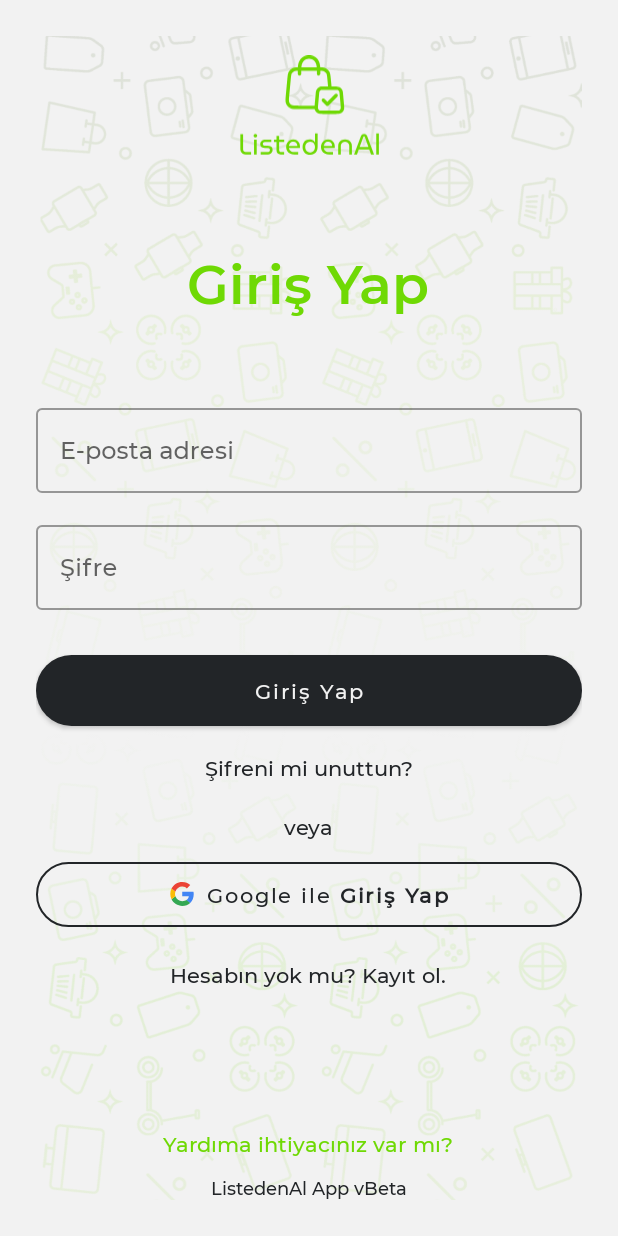
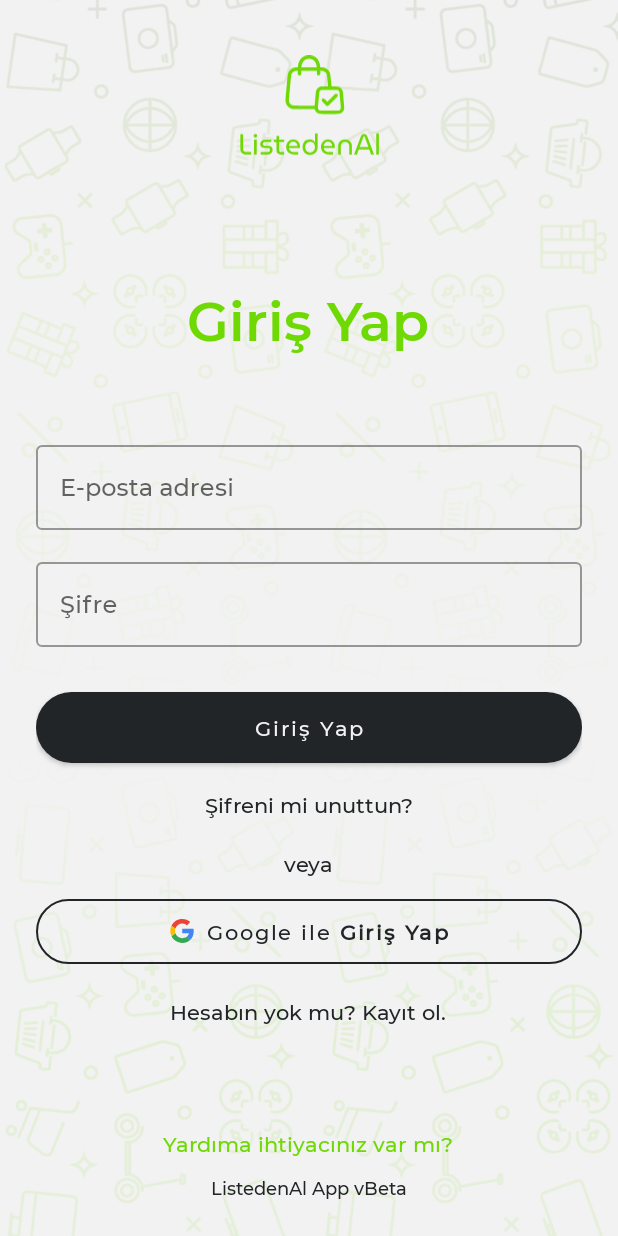
Before and after one commit to zahidayturan/listeden-al-shopping-list-app, an Android app: the fragment LoginFragment placed in its activity, on a phone screen of 412 x 824 dp. Run offline under Robolectric (Android 15) with nearby library versions, the phone set to English and light mode, and no system bars.

Commit message:
@m/app - Common structures for authorization pages are separated
added styles file for  buttons

```diff
--- a/mobile/ListedenAlApp/app/src/main/res/layout/fragment_login.xml
+++ b/mobile/ListedenAlApp/app/src/main/res/layout/fragment_login.xml
@@ -5,22 +5,21 @@
     xmlns:tools="http://schemas.android.com/tools"
     android:layout_width="match_parent"
     android:layout_height="match_parent"
+    tools:context=".LoginFragment">
+
+    <include layout="@layout/auth_layout_background_image"/>
+
+    <LinearLayout
+        android:id="@+id/login_layout"
+        android:layout_width="0dp"
         android:padding="24dp"
+        android:layout_height="match_parent"
         android:orientation="vertical"
         app:layout_constraintWidth_max="600dp"
-    tools:context=".LoginFragment">
-
-    <ImageView
-        android:id="@+id/background_image"
-        android:layout_width="0dp"
-        android:layout_height="0dp"
-        android:contentDescription="@string/app_image"
-        android:scaleType="centerCrop"
-        android:src="@drawable/welcome_bg"
         app:layout_constraintBottom_toBottomOf="parent"
         app:layout_constraintEnd_toEndOf="parent"
         app:layout_constraintStart_toStartOf="parent"
-        app:layout_constraintTop_toTopOf="parent" />
+        app:layout_constraintTop_toTopOf="parent">
 
         <LinearLayout
             android:id="@+id/linearLayout"
@@ -29,7 +28,7 @@
             android:gravity="center_horizontal"
             app:layout_constraintEnd_toEndOf="parent"
             app:layout_constraintStart_toStartOf="parent"
-        app:layout_constraintTop_toTopOf="parent">
+            app:layout_constraintTop_toTopOf="@id/login_layout">
 
             <ImageView
                 android:layout_width="96dp"
@@ -46,10 +45,10 @@
             android:gravity="center"
             android:orientation="vertical"
 
-        app:layout_constraintBottom_toBottomOf="parent"
+            app:layout_constraintBottom_toBottomOf="@id/login_layout"
             app:layout_constraintEnd_toEndOf="parent"
             app:layout_constraintStart_toStartOf="parent"
-        app:layout_constraintTop_toTopOf="parent" >
+            app:layout_constraintTop_toTopOf="@id/login_layout" >
 
             <TextView
                 android:layout_width="wrap_content"
@@ -91,14 +90,8 @@
 
             <com.google.android.material.button.MaterialButton
                 android:id="@+id/buttonLogin"
-            android:layout_width="match_parent"
-            android:layout_height="wrap_content"
-            android:paddingVertical="14dp"
-            android:text="@string/login"
-            android:textAllCaps="false"
-            android:textColor="#F2F2F2"
-            app:backgroundTint="@color/black_700"
-            app:cornerRadius="30dp" />
+                style="@style/LoginRegisterButton"
+                android:text="@string/login" />
 
             <TextView
                 android:id="@+id/forgotPasswordTextView"
@@ -117,23 +110,9 @@
                 android:text="@string/or" />
 
             <com.google.android.material.button.MaterialButton
-            android:id="@+id/buttonGoggleRegister"
-            android:layout_width="match_parent"
-            android:layout_height="wrap_content"
-            android:backgroundTint="@android:color/transparent"
-            android:paddingVertical="12dp"
-            android:stateListAnimator="@null"
-            android:text="@string/login_google_button_text"
-            android:textAllCaps="false"
-            android:textColor="@color/black_700"
-            app:cornerRadius="30dp"
-            app:elevation="0dp"
-            app:icon="@drawable/ic_google"
-            app:iconGravity="textStart"
-            app:iconSize="16dp"
-            app:iconTintMode="multiply"
-            app:strokeColor="@color/black_700"
-            app:strokeWidth="1dp" />
+                android:id="@+id/buttonGoggleLogin"
+                style="@style/GoogleButton"
+                android:text="@string/login_google_button_text" />
 
             <TextView
                 android:id="@+id/textViewRegisterPrompt"
@@ -150,7 +129,7 @@
             android:layout_height="wrap_content"
             android:gravity="center_horizontal"
             android:orientation="vertical"
-        app:layout_constraintBottom_toBottomOf="@+id/background_image"
+            app:layout_constraintBottom_toBottomOf="@+id/login_layout"
             app:layout_constraintEnd_toEndOf="parent"
             app:layout_constraintStart_toStartOf="parent">
 
@@ -167,4 +146,7 @@
                 android:text="ListedenAl App vBeta"
                 android:textSize="12sp" />
         </LinearLayout>
+
+    </LinearLayout>
+
 </androidx.constraintlayout.widget.ConstraintLayout>
--- /dev/null
+++ b/mobile/ListedenAlApp/app/src/main/res/values/styles.xml
@@ -0,0 +1,29 @@
+<resources>
+    <style name="LoginRegisterButton" parent="Widget.MaterialComponents.Button">
+        <item name="android:layout_width">match_parent</item>
+        <item name="android:layout_height">wrap_content</item>
+        <item name="android:paddingVertical">14dp</item>
+        <item name="android:textAllCaps">false</item>
+        <item name="android:textColor">#F2F2F2</item>
+        <item name="backgroundTint">@color/black_700</item>
+        <item name="cornerRadius">30dp</item>
+    </style>
+
+    <style name="GoogleButton" parent="Widget.MaterialComponents.Button">
+        <item name="android:layout_width">match_parent</item>
+        <item name="android:layout_height">wrap_content</item>
+        <item name="android:backgroundTint">@android:color/transparent</item>
+        <item name="android:textAllCaps">false</item>
+        <item name="android:textColor">@color/black_700</item>
+        <item name="android:paddingVertical">12dp</item>
+        <item name="cornerRadius">30dp</item>
+        <item name="icon">@drawable/ic_google</item>
+        <item name="iconGravity">textStart</item>
+        <item name="iconSize">16dp</item>
+        <item name="iconTintMode">multiply</item>
+        <item name="strokeColor">@color/black_700</item>
+        <item name="strokeWidth">1dp</item>
+        <item name="elevation">0dp</item>
+        <item name="android:stateListAnimator">@null</item>
+    </style>
+</resources>
```
Also changed, not shown: mobile/ListedenAlApp/app/src/main/res/layout/auth_layout_background_image.xml (added, +13 -0 lines), mobile/ListedenAlApp/app/src/main/res/layout/fragment_welcome.xml (+7 -41 lines). Lines whose indentation alone changed are shown as unchanged.
